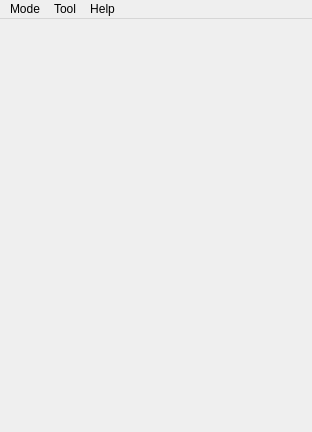
This is src/ui/pastkwindow.ui in LambolAlee/PasTk-Cpp as Qt 5 draws it before an edit. The edited form follows.
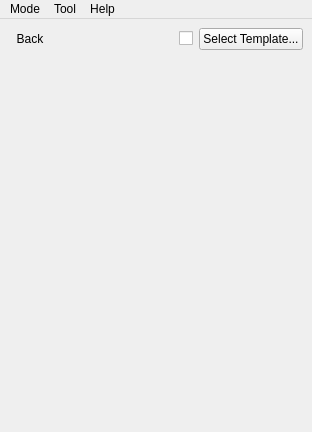
This is the edited form. The open tabs and pages were chosen to show the change. Icons and pictures are not drawn. Custom widgets are drawn as their Qt base class.

Commit message:
finish continuous paste mode
fix window state return to normal when reopen PastkWindow

What changed in the file:
```diff
--- a/src/ui/pastkwindow.ui
+++ b/src/ui/pastkwindow.ui
@@ -94,7 +94,7 @@
        </layout>
       </widget>
       <widget class="QWidget" name="page_3">
-       <layout class="QVBoxLayout" name="continuousLayout">
+       <layout class="QVBoxLayout" name="_2">
         <property name="spacing">
          <number>0</number>
         </property>
@@ -111,7 +111,109 @@
          <number>0</number>
         </property>
         <item>
-         <widget class="QWidget" name="continuousPasteWidget" native="true"/>
+         <widget class="QWidget" name="widget" native="true">
+          <layout class="QVBoxLayout" name="verticalLayout_4">
+           <item>
+            <layout class="QHBoxLayout" name="horizontalLayout_3">
+             <item>
+              <widget class="QToolButton" name="backButton">
+               <property name="text">
+                <string>Back</string>
+               </property>
+               <property name="toolButtonStyle">
+                <enum>Qt::ToolButtonTextBesideIcon</enum>
+               </property>
+               <property name="autoRaise">
+                <bool>true</bool>
+               </property>
+              </widget>
+             </item>
+             <item>
+              <spacer name="horizontalSpacer_2">
+               <property name="orientation">
+                <enum>Qt::Horizontal</enum>
+               </property>
+               <property name="sizeHint" stdset="0">
+                <size>
+                 <width>40</width>
+                 <height>20</height>
+                </size>
+               </property>
+              </spacer>
+             </item>
+             <item>
+              <layout class="QHBoxLayout" name="horizontalLayout_2">
+               <item>
+                <widget class="QCheckBox" name="templateSwitch">
+                 <property name="text">
+                  <string/>
+                 </property>
+                </widget>
+               </item>
+               <item>
+                <widget class="QPushButton" name="selectionButton">
+                 <property name="text">
+                  <string>Select Template...</string>
+                 </property>
+                </widget>
+               </item>
+              </layout>
+             </item>
+            </layout>
+           </item>
+           <item>
+            <widget class="QStackedWidget" name="pasteModesStack">
+             <property name="currentIndex">
+              <number>0</number>
+             </property>
+             <widget class="QWidget" name="page_4">
+              <layout class="QVBoxLayout" name="continuousLayout">
+               <property name="spacing">
+                <number>0</number>
+               </property>
+               <property name="leftMargin">
+                <number>0</number>
+               </property>
+               <property name="topMargin">
+                <number>0</number>
+               </property>
+               <property name="rightMargin">
+                <number>0</number>
+               </property>
+               <property name="bottomMargin">
+                <number>0</number>
+               </property>
+               <item>
+                <widget class="QWidget" name="continuousPasteWidgetPlaceholder" native="true"/>
+               </item>
+              </layout>
+             </widget>
+             <widget class="QWidget" name="page_5">
+              <layout class="QVBoxLayout" name="selectionLayout">
+               <property name="spacing">
+                <number>0</number>
+               </property>
+               <property name="leftMargin">
+                <number>0</number>
+               </property>
+               <property name="topMargin">
+                <number>0</number>
+               </property>
+               <property name="rightMargin">
+                <number>0</number>
+               </property>
+               <property name="bottomMargin">
+                <number>0</number>
+               </property>
+               <item>
+                <widget class="QWidget" name="selectionPasteWidgetPlaceholder" native="true"/>
+               </item>
+              </layout>
+             </widget>
+            </widget>
+           </item>
+          </layout>
+         </widget>
         </item>
        </layout>
       </widget>
```
Left out of the diff: 14 changed lines with no effect on the pictures. The commit also changes 15 other files.
